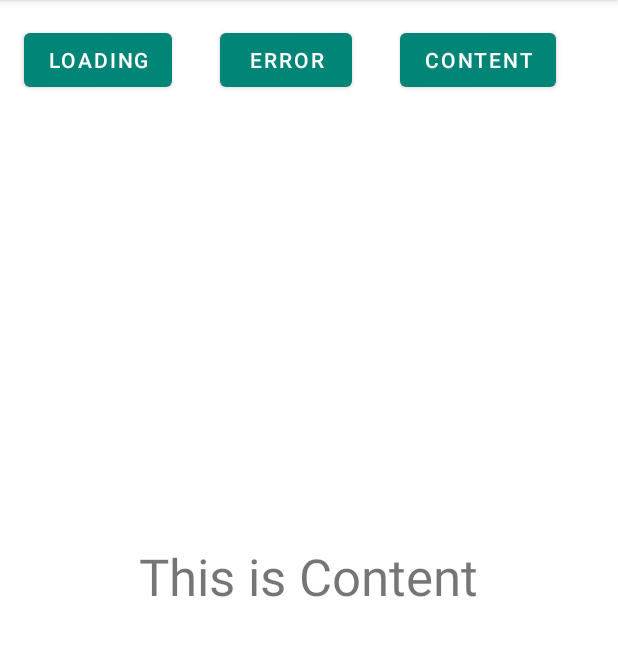
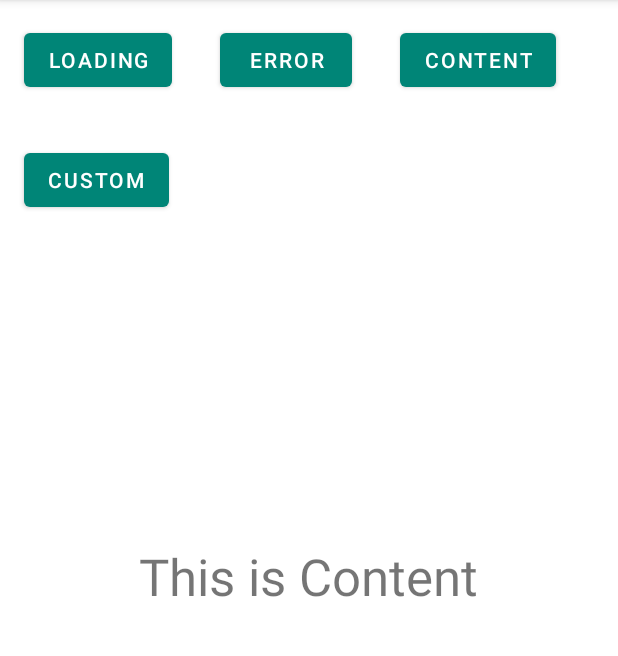
Before and after one commit to FaytMaruf/ViewStateLayout, an Android app: the screen it shows after launch (MainActivity), on a phone screen of 412 x 824 dp, the part 84-740 px from its top. Run offline under Robolectric (Android 15) with nearby library versions, the phone set to English and light mode, and no system bars.

Commit message:
add customizable loading view

```diff
--- a/app/src/main/java/com/irtikaz/widget/MainActivity.kt
+++ b/app/src/main/java/com/irtikaz/widget/MainActivity.kt
@@ -25,5 +25,9 @@ class MainActivity : AppCompatActivity() {
             val img = getDrawable(R.drawable.ic_eform_riwayat)
             layout_viewstate.showErrorWithImage(img,"Tidak ada Jaringan","Silakan cek kembali koneksi anda.", null, null)
         }
+
+        btn_custom.setOnClickListener {
+            layout_viewstate.customLoadingView = R.layout.custom_loading
+        }
     }
 }
--- a/app/src/main/res/layout/activity_main.xml
+++ b/app/src/main/res/layout/activity_main.xml
@@ -27,6 +27,13 @@
             android:layout_toRightOf="@id/btn_error"
             android:id="@+id/btn_content"
             android:text="Content"/>
+    <Button
+            android:layout_width="wrap_content"
+            android:layout_height="wrap_content"
+            android:layout_margin="@dimen/medium"
+            android:layout_below="@id/btn_error"
+            android:id="@+id/btn_custom"
+            android:text="custom"/>
     <com.irtikaz.view.widget.ViewStateLayout
             android:id="@+id/layout_viewstate"
             android:layout_width="match_parent"
```
Also changed, not shown: app/src/main/res/layout/custom_loading.xml (added, +13 -0 lines), view/src/main/java/com/irtikaz/view/widget/ViewStateLayout.kt (+44 -21 lines).
